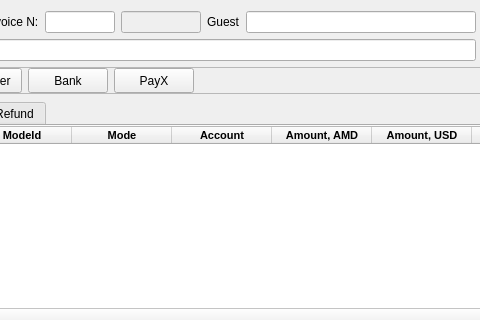
End1-1/Resort, file Resort/dlgpaymentsdetails.ui: the form before one commit; both pictures show x 242 to 722 and y 0 to 320 of the 1005 by 548 pixel window.
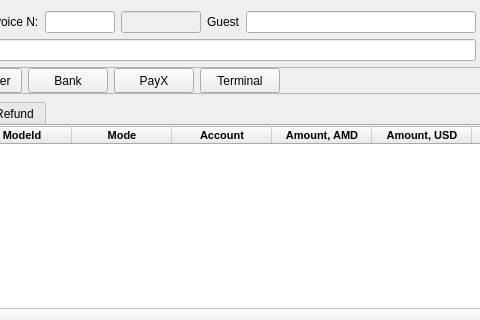
The form after the commit. Icons and pictures are not drawn. Custom widgets are drawn as their Qt base class.

Diff of the .ui file:
```diff
--- a/Resort/dlgpaymentsdetails.ui
+++ b/Resort/dlgpaymentsdetails.ui
@@ -302,6 +302,19 @@
         </property>
        </widget>
       </item>
+      <item>
+       <widget class="QPushButton" name="btnBankPayX_2">
+        <property name="minimumSize">
+         <size>
+          <width>0</width>
+          <height>25</height>
+         </size>
+        </property>
+        <property name="text">
+         <string>Terminal</string>
+        </property>
+       </widget>
+      </item>
       <item>
        <spacer name="horizontalSpacer_5">
         <property name="orientation">
```
